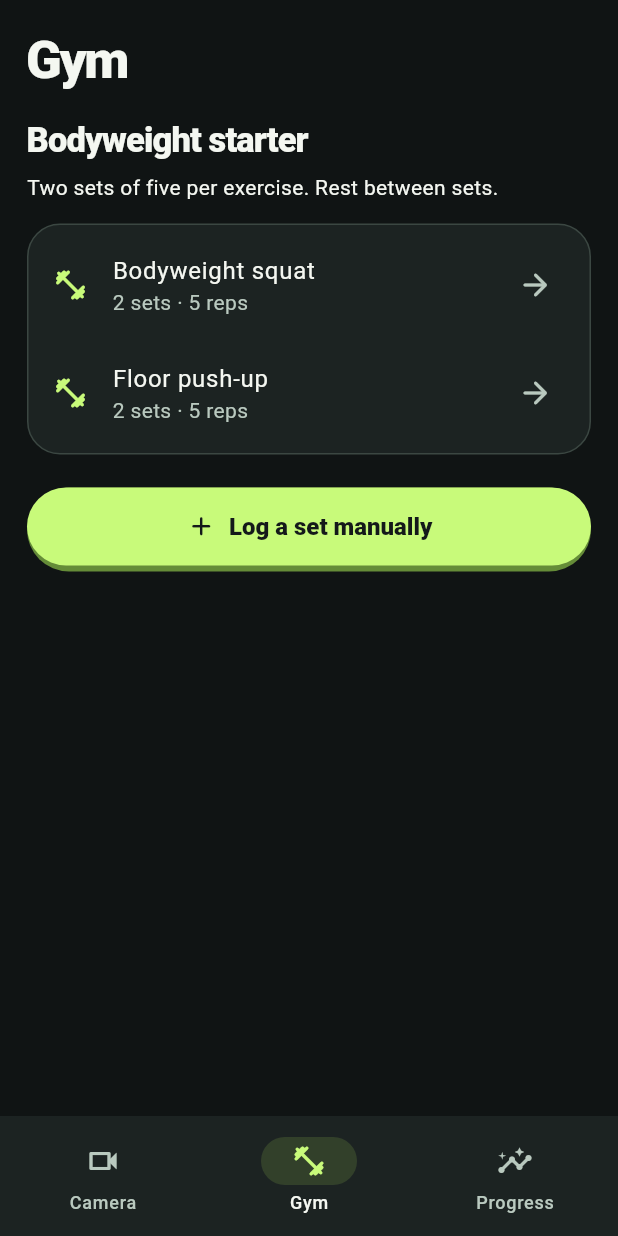
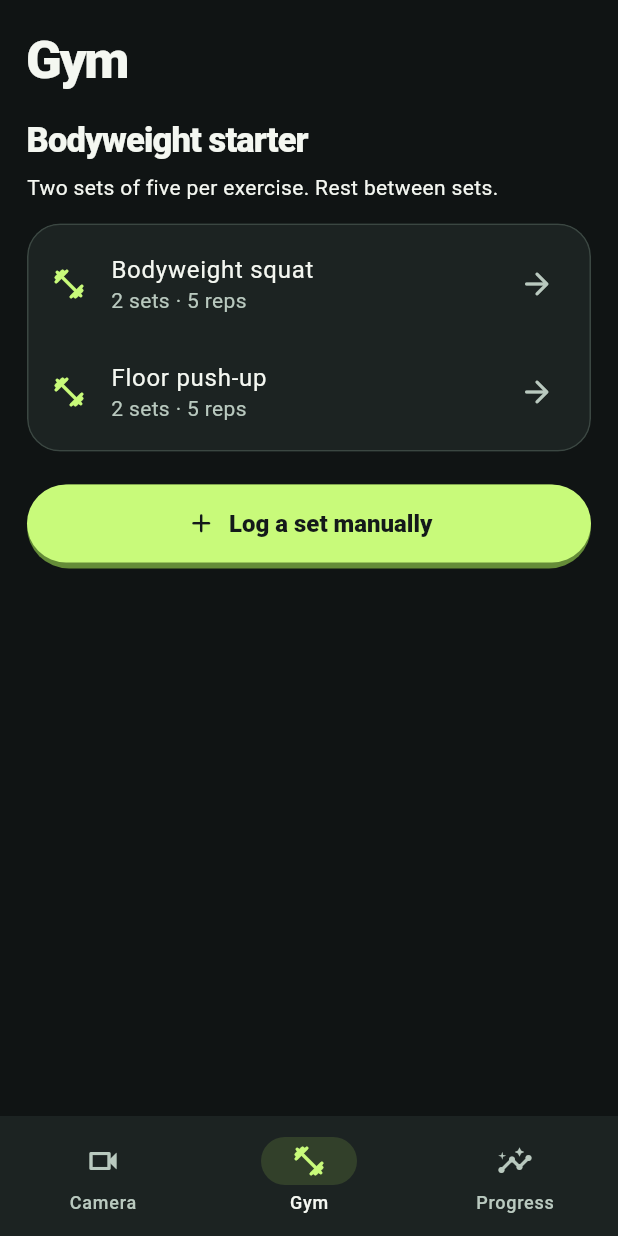
Before and after one commit to localtradings/formcheck, a Flutter app: the screen it shows after launch, item 2 of the bottom bar chosen, on a phone screen of 412 x 824 dp. Run offline on Flutter 3.47's test engine with Material 3 defaults, Android fonts, the phone set to English and light mode, and no system bars; our stand-ins replace camera, drift, flutter_riverpod, material_ui; missing offline and left inert: mediapipe_vision; accounts and stored records are empty; generated files the repository leaves out were written again.

Commit message:
Fix workout verification and build on clean runners

```diff
--- a/lib/application/coach.dart
+++ b/lib/application/coach.dart
@@ -22,8 +22,9 @@ class SetCoach {
     final existing = _active[record.id];
     if (existing != null) return existing;
     if (_active.isNotEmpty) return Future.value(builtIn(record));
-    final request = _review(record)
-        .whenComplete(() => _active.remove(record.id));
+    final request = _review(record).whenComplete(() {
+      _active.remove(record.id);
+    });
     _active[record.id] = request;
     return request;
   }
--- a/lib/presentation/formcheck_app.dart
+++ b/lib/presentation/formcheck_app.dart
@@ -59,13 +59,19 @@ class _HomeState extends ConsumerState<_Home> {
     final page = IndexedStack(
       index: _tab,
       children: [
-        CameraPage(
-          active: _tab == 0,
-          exercise: _exercise,
-          onExercise: _openExercise,
+        TickerMode(
+          enabled: _tab == 0,
+          child: CameraPage(
+            active: _tab == 0,
+            exercise: _exercise,
+            onExercise: _openExercise,
+          ),
         ),
-        GymPage(onExercise: _openExercise),
-        const ProgressPage(),
+        TickerMode(
+          enabled: _tab == 1,
+          child: GymPage(onExercise: _openExercise),
+        ),
+        TickerMode(enabled: _tab == 2, child: const ProgressPage()),
       ],
     );
     return Scaffold(
--- a/lib/presentation/theme.dart
+++ b/lib/presentation/theme.dart
@@ -82,14 +82,14 @@ class Panel extends StatelessWidget {
   final EdgeInsets padding;
 
   @override
-  Widget build(BuildContext context) => Container(
-    padding: padding,
-    decoration: BoxDecoration(
-      color: surface,
-      border: Border.all(color: line),
+  Widget build(BuildContext context) => Material(
+    color: surface,
+    shape: RoundedRectangleBorder(
       borderRadius: BorderRadius.circular(22),
+      side: const BorderSide(color: line),
     ),
-    child: child,
+    clipBehavior: Clip.antiAlias,
+    child: Padding(padding: padding, child: child),
   );
 }
 
--- a/pubspec.yaml
+++ b/pubspec.yaml
@@ -33,7 +33,6 @@ flutter:
 
 hooks:
   user_defines:
-    material_ui: ^1.11.1
-  mediapipe_vision:
+    mediapipe_vision:
       tasks: [pose_landmarker]
       models: [pose_landmarker]
```
Also changed, not shown: 3 other files.
